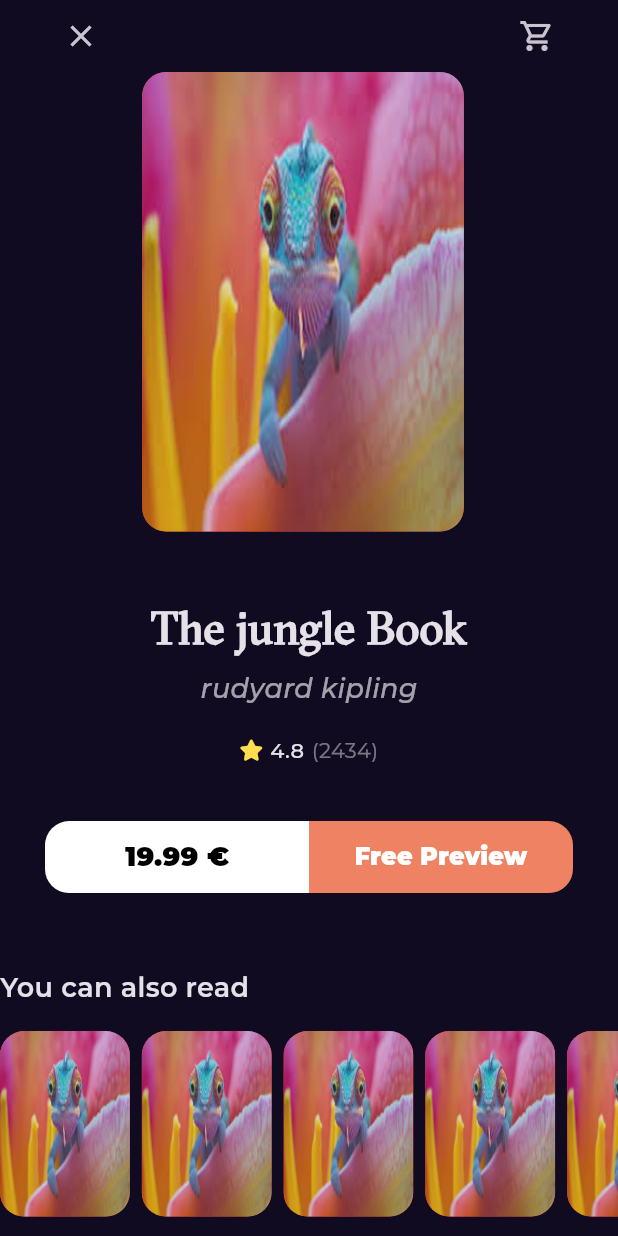
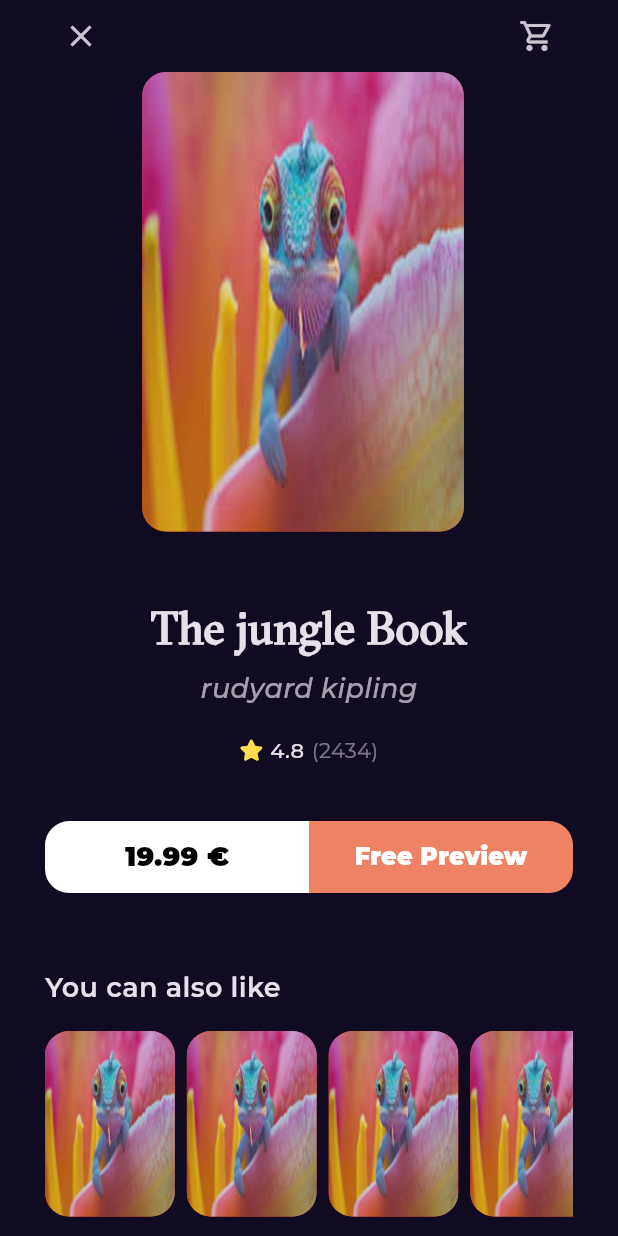
Before and after one commit to oudjoka/Booking_flutter_app, a Flutter app: the BookDetailsView screen opened by its route, on a phone screen of 412 x 824 dp. Run offline on Flutter 3.47's test engine with Material 3 defaults, Android fonts, the phone set to English and light mode, and no system bars; our stand-ins replace font_awesome_flutter, go_router, google_fonts.

Commit message:
create book details section & similair book section

```diff
--- /dev/null
+++ b/lib/features/home/presenataion/view/widgets/book_details_section.dart
@@ -0,0 +1,42 @@
+import 'package:booking/core/utils/styles.dart';
+import 'package:booking/features/home/presenataion/view/widgets/book_rating.dart';
+import 'package:booking/features/home/presenataion/view/widgets/books_action.dart';
+import 'package:booking/features/home/presenataion/view/widgets/custom_book_image.dart';
+import 'package:flutter/material.dart';
+
+class BookDetailsSection extends StatelessWidget {
+  const BookDetailsSection({super.key});
+
+  @override
+  Widget build(BuildContext context) {
+    var width = MediaQuery.of(context).size.width;
+    return Column(
+      children: [
+        Padding(
+          padding: EdgeInsets.symmetric(horizontal: width * .23),
+          child: CustomBookImage(),
+        ),
+        SizedBox(height: 43),
+        Text(
+          'The jungle Book',
+          style: Styles.textStyle30.copyWith(fontWeight: FontWeight.bold),
+        ),
+        SizedBox(height: 6),
+        Opacity(
+          opacity: 0.7,
+          child: Text(
+            'rudyard kipling',
+            style: Styles.textStyle18.copyWith(
+              fontWeight: FontWeight.w500,
+              fontStyle: FontStyle.italic,
+            ),
+          ),
+        ),
+        SizedBox(height: 18),
+        BookRating(mainAxisAlignment: MainAxisAlignment.center),
+        SizedBox(height: 37),
+        BooksAction(),
+      ],
+    );
+  }
+}
--- a/lib/features/home/presenataion/view/widgets/book_details_view_body.dart
+++ b/lib/features/home/presenataion/view/widgets/book_details_view_body.dart
@@ -1,9 +1,6 @@
-import 'package:booking/core/utils/styles.dart';
-import 'package:booking/features/home/presenataion/view/widgets/book_rating.dart';
-import 'package:booking/features/home/presenataion/view/widgets/books_action.dart';
+import 'package:booking/features/home/presenataion/view/widgets/book_details_section.dart';
 import 'package:booking/features/home/presenataion/view/widgets/custom_book_details_app_bar.dart';
-import 'package:booking/features/home/presenataion/view/widgets/custom_book_image.dart';
-import 'package:booking/features/home/presenataion/view/widgets/similar_books_list_view.dart';
+import 'package:booking/features/home/presenataion/view/widgets/similar_book_section.dart';
 import 'package:flutter/material.dart';
 
 class BookDetailsViewBody extends StatelessWidget {
@@ -11,7 +8,6 @@ class BookDetailsViewBody extends StatelessWidget {
 
   @override
   Widget build(BuildContext context) {
-    var width = MediaQuery.of(context).size.width;
     return CustomScrollView(
       slivers: [
         SliverFillRemaining(
@@ -19,37 +15,10 @@ class BookDetailsViewBody extends StatelessWidget {
           child: Column(
             children: [
               CustomBookDetailsAppBar(),
-              Padding(
-                padding: EdgeInsets.symmetric(horizontal: width * .23),
-                child: CustomBookImage(),
-              ),
-              SizedBox(height: 43),
-              Text(
-                'The jungle Book',
-                style: Styles.textStyle30.copyWith(fontWeight: FontWeight.bold),
-              ),
-              SizedBox(height: 6),
-              Opacity(
-                opacity: 0.7,
-                child: Text(
-                  'rudyard kipling',
-                  style: Styles.textStyle18.copyWith(
-                    fontWeight: FontWeight.w500,
-                    fontStyle: FontStyle.italic,
-                  ),
-                ),
-              ),
-              SizedBox(height: 18),
-              BookRating(mainAxisAlignment: MainAxisAlignment.center),
-              SizedBox(height: 37),
-              BooksAction(),
+              BookDetailsSection(),
+
               Expanded(child: SizedBox(height: 50)),
-              Align(
-                alignment: Alignment.centerLeft,
-                child: Text('You can also read', style: Styles.textStyle18),
-              ),
-              SizedBox(height: 16),
-              SimilarBooksListView(),
+              SimilarBookSection(),
               SizedBox(height: 30),
             ],
           ),
--- /dev/null
+++ b/lib/features/home/presenataion/view/widgets/similar_book_section.dart
@@ -0,0 +1,24 @@
+import 'package:booking/core/utils/styles.dart';
+import 'package:booking/features/home/presenataion/view/widgets/similar_books_list_view.dart';
+import 'package:flutter/material.dart';
+
+class SimilarBookSection extends StatelessWidget {
+  const SimilarBookSection({super.key});
+
+  @override
+  Widget build(BuildContext context) {
+    return Padding(
+      padding: const EdgeInsets.symmetric(horizontal: 30),
+      child: Column(
+        children: [
+          Align(
+            alignment: Alignment.centerLeft,
+            child: Text('You can also like', style: Styles.textStyle18),
+          ),
+          SizedBox(height: 16),
+          SimilarBooksListView(),
+        ],
+      ),
+    );
+  }
+}
```
